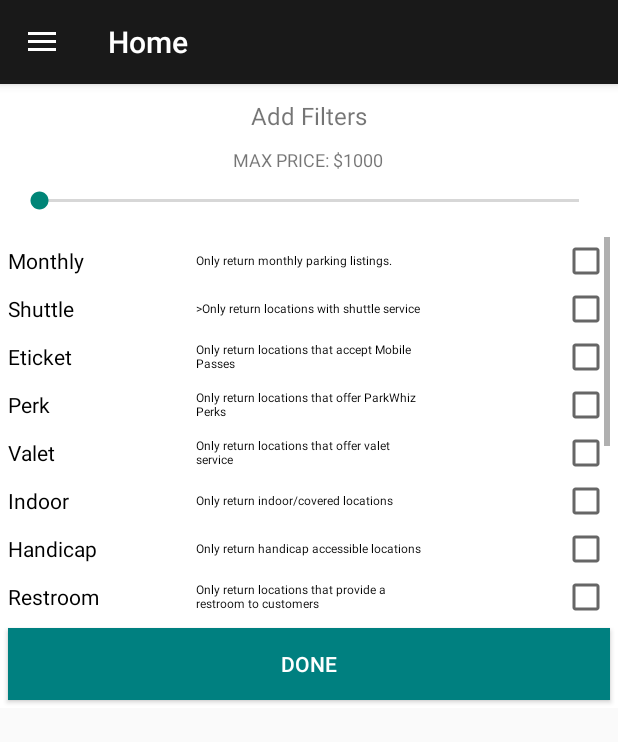
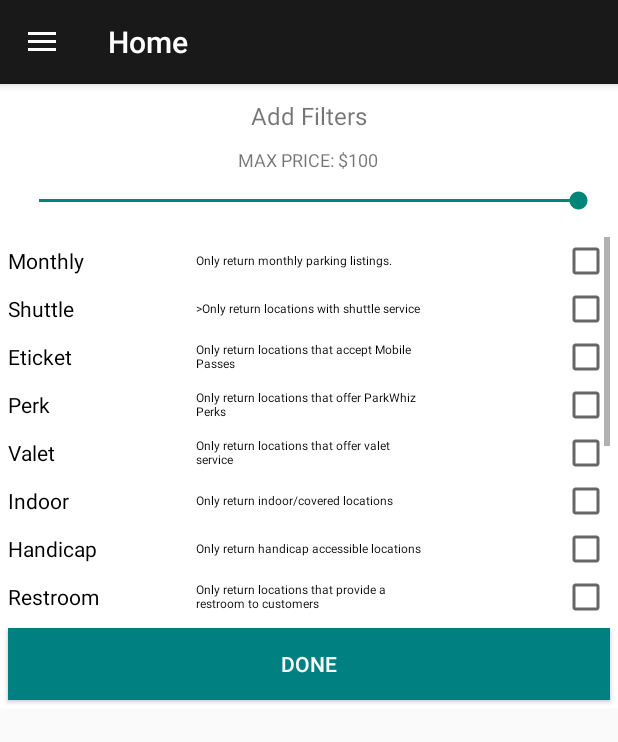
Before and after one commit to Weeam93/Parking, an Android app: the fragment FilterFragment placed in its activity, on a phone screen of 412 x 824 dp. Shown: the top 742 px of the screen. Run offline under Robolectric (Android 15) with nearby library versions, the phone set to English and light mode, and no system bars; our stand-ins replace Volley, data binding; libraries missing offline, so code that uses them is left out: com.arlib.floatingsearchview, com.google.maps.android; 13 statements that could not run were skipped.

Commit message:
filter minor updates

```diff
--- a/app/src/main/java/com/example/weeamawad/parking/Utility/Constants.java
+++ b/app/src/main/java/com/example/weeamawad/parking/Utility/Constants.java
@@ -5,6 +5,7 @@ package com.example.weeamawad.parking.Utility;
  */
 public class Constants {
 
+    public static final int DEFAULT_MAX_PRICE = 1000;
     public static final String OPEN_GOOGLE_MAPS = "google.navigation:q=";
     public static final String FAVORITES_KEY = "favorites";
     public static final String CENTER_LOCATION = "centerLocation";
--- a/app/src/main/java/com/example/weeamawad/parking/fragments/FilterFragment.java
+++ b/app/src/main/java/com/example/weeamawad/parking/fragments/FilterFragment.java
@@ -12,6 +12,8 @@ import android.view.View;
 import android.view.ViewGroup;
 import android.widget.Button;
 import android.widget.CheckBox;
+import android.widget.SeekBar;
+import android.widget.TextView;
 
 import com.example.weeamawad.parking.R;
 import com.example.weeamawad.parking.Utility.Constants;
@@ -21,6 +23,8 @@ import com.example.weeamawad.parking.adapters.FilterAdapter;
 import com.example.weeamawad.parking.databinding.FragmentFilterBinding;
 import com.example.weeamawad.parking.databinding.LinearLayoutFilterSectionBinding;
 import com.example.weeamawad.parking.model.NewFilterModel;
+
+import org.w3c.dom.Text;
 
 
 /**
@@ -34,6 +38,8 @@ public class FilterFragment extends Fragment implements View.OnClickListener {
     private FragmentFilterBinding mBinding;
     private SharedPreference pref;
     private CheckBox isMonthly, isShuttle, isEticket, isPerk, isValet, isIndoor, isHandicap, isRestRoom, isSecurity, isTailGate, isRv, isUnObstructed, isAttended, isReentryAllowed;
+    private SeekBar maxPrice;
+    private TextView tvMaxPrice;
 
     @Override
     public View onCreateView(LayoutInflater inflater, ViewGroup container, Bundle savedInstanceState) {
@@ -62,6 +68,8 @@ public class FilterFragment extends Fragment implements View.OnClickListener {
 
     private void initViews() {
         btnApply = (Button) mRootView.findViewById(R.id.btn_apply_filter);
+        maxPrice = (SeekBar) mRootView.findViewById(R.id.sb_max_price);
+        tvMaxPrice = (TextView) mRootView.findViewById(R.id.tv_max_price);
         isMonthly = (CheckBox) mRootView.findViewById(R.id.cb_isMonthly);
         isShuttle = (CheckBox) mRootView.findViewById(R.id.cb_isShuttle);
         isEticket = (CheckBox) mRootView.findViewById(R.id.cb_isETicket);
@@ -95,6 +103,25 @@ public class FilterFragment extends Fragment implements View.OnClickListener {
         isUnObstructed.setOnClickListener(this);
         isAttended.setOnClickListener(this);
         isReentryAllowed.setOnClickListener(this);
+        maxPrice.setOnSeekBarChangeListener(new SeekBar.OnSeekBarChangeListener() {
+
+            @Override
+            public void onProgressChanged(SeekBar seekBar, int progress, boolean fromUser) {
+                tvMaxPrice.setText("MAX PRICE: $" + progress);
+                filter.setMaxPrice(progress);
+            }
+
+            @Override
+            public void onStartTrackingTouch(SeekBar seekBar) {
+
+            }
+
+            @Override
+            public void onStopTrackingTouch(SeekBar seekBar) {
+
+            }
+        });
+
     }
 
     @Override
--- a/app/src/main/java/com/example/weeamawad/parking/model/NewFilterModel.java
+++ b/app/src/main/java/com/example/weeamawad/parking/model/NewFilterModel.java
@@ -4,11 +4,13 @@ import android.databinding.BaseObservable;
 import android.databinding.Bindable;
 
 import com.example.weeamawad.parking.BR;
+import com.example.weeamawad.parking.Utility.Constants;
 
 /**
  * Created by Weeam Awad on 2/21/2016.
  */
 public class NewFilterModel extends BaseObservable {
+    private int maxPrice = Constants.DEFAULT_MAX_PRICE;
     private boolean isMonthly;
     private boolean isShuttle;
     private boolean isEticket;
@@ -23,6 +25,11 @@ public class NewFilterModel extends BaseObservable {
     private boolean isUnObstructed;
     private boolean isAttended;
     private boolean isReentryAllowed;
+
+    @Bindable
+    public int getMaxPrice() {
+        return maxPrice;
+    }
 
     @Bindable
     public boolean isMonthly() {
@@ -92,6 +99,11 @@ public class NewFilterModel extends BaseObservable {
     @Bindable
     public boolean isReentryAllowed() {
         return isReentryAllowed;
+    }
+
+    public void setMaxPrice(int maxPrice) {
+        this.maxPrice = maxPrice;
+        notifyPropertyChanged(BR.maxPrice);
     }
 
     public void setIsMonthly(boolean isMonthly) {
--- a/app/src/main/res/layout/fragment_filter.xml
+++ b/app/src/main/res/layout/fragment_filter.xml
@@ -42,7 +42,9 @@
                 android:id="@+id/sb_max_price"
                 android:layout_width="match_parent"
                 android:layout_height="wrap_content"
-                android:layout_margin="10dp" />
+                android:layout_margin="10dp"
+                android:max="100"
+                android:progress="@{filter.maxPrice}" />
 
             <ScrollView
                 android:layout_width="match_parent"
```
